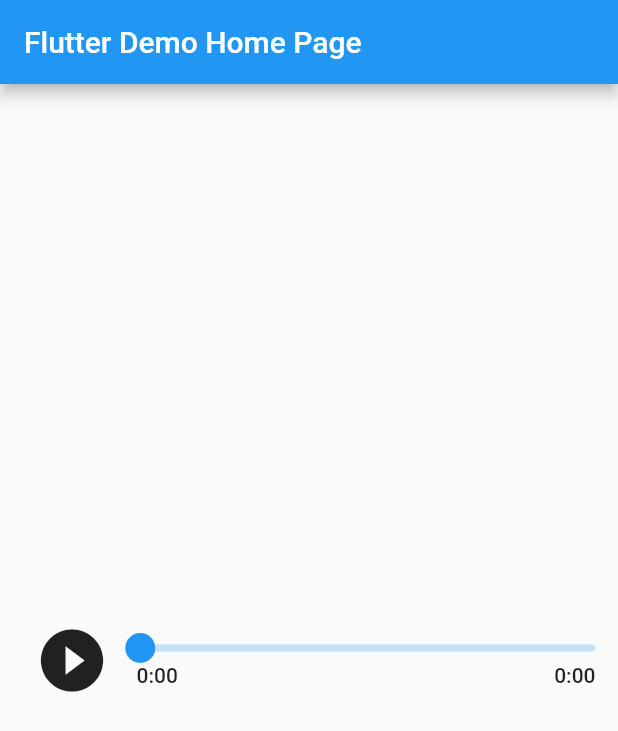
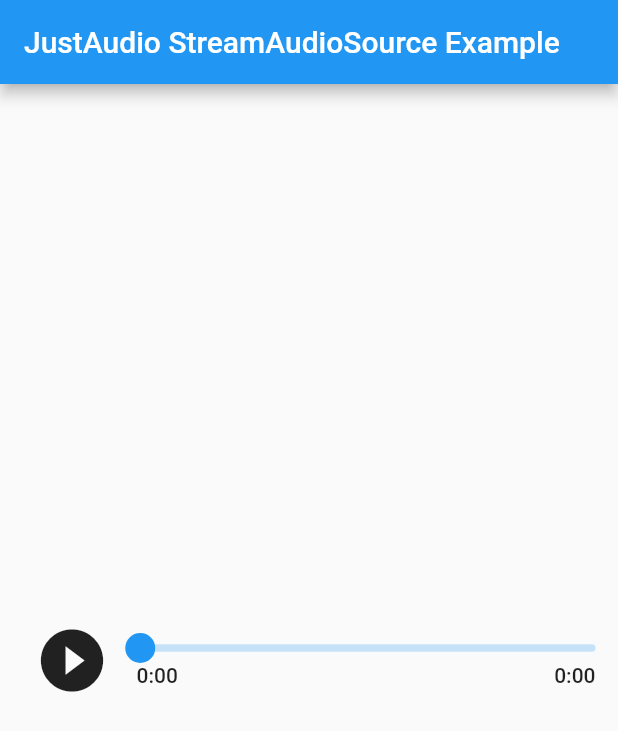
Before and after one commit to rguntha/bytestream, a Flutter app: the MyHomePage screen opened directly, after a tap on the "play circle filled" icon, on a phone screen of 412 x 824 dp. Shown: the top 731 px of the screen. Run offline on Flutter 3.47's test engine with Material 2 defaults, Android fonts, the phone set to English and light mode, and no system bars; drawn by our look-alikes of audio_video_progress_bar; our stand-ins replace just_audio.

Commit message:
Updates based on review comments

```diff
--- a/lib/buffer_audio_source.dart
+++ b/lib/buffer_audio_source.dart
@@ -21,7 +21,8 @@ class BufferAudioSource extends StreamAudioSource {
     print('$start:$end');
 
     Stream<List<int>> stream =
-    Stream.value(List<int>.from(_buffer.skip(start).take(end - start)));
+    // Stream.value(List<int>.from(_buffer.skip(start).take(end - start)));
+    Stream.value(_buffer.sublist(start,end));
     print('**************$start:$end-done. time taken to convert the Uint8List to List<int> ${DateTime.now().millisecondsSinceEpoch - startTime}');
 
     return Future.value(
--- a/lib/main.dart
+++ b/lib/main.dart
@@ -2,6 +2,7 @@ import 'dart:io';
 
 import 'package:audio_video_progress_bar/audio_video_progress_bar.dart';
 import 'package:bytestream/buffer_audio_source.dart';
+import 'package:flutter/foundation.dart';
 import 'package:flutter/material.dart';
 import 'package:flutter/services.dart';
 import 'package:just_audio/just_audio.dart';
@@ -20,18 +21,9 @@ class MyApp extends StatelessWidget {
     return MaterialApp(
       title: 'Flutter Demo',
       theme: ThemeData(
-        // This is the theme of your application.
-        //
-        // Try running your application with "flutter run". You'll see the
-        // application has a blue toolbar. Then, without quitting the app, try
-        // changing the primarySwatch below to Colors.green and then invoke
-        // "hot reload" (press "r" in the console where you ran "flutter run",
-        // or simply save your changes to "hot reload" in a Flutter IDE).
-        // Notice that the counter didn't reset back to zero; the application
-        // is not restarted.
         primarySwatch: Colors.blue,
       ),
-      home: const MyHomePage(title: 'Flutter Demo Home Page'),
+      home: const MyHomePage(title: 'JustAudio StreamAudioSource Example'),
     );
   }
 }
@@ -47,7 +39,8 @@ class MyHomePage extends StatefulWidget {
 
 class _MyHomePageState extends State<MyHomePage> {
 
-  final AudioPlayer _audioPlayerJust = AudioPlayer();
+  final AudioPlayer _audioPlayerJust = AudioPlayer(audioLoadConfiguration: AudioLoadConfiguration(androidLoadControl: AndroidLoadControl(),
+      darwinLoadControl: DarwinLoadControl(preferredForwardBufferDuration: const Duration(seconds: 50))));
 
   final progressNotifier = ValueNotifier<ProgressBarState>(
     ProgressBarState(
@@ -78,20 +71,6 @@ class _MyHomePageState extends State<MyHomePage> {
     print('**************TotalTime: ${playStartTime-startTime}, loadToMemTime: ${loadToMemTime-startTime}, beforeSourceTime: ${beforeSourceTime-loadToMemTime}, afterSourceTime: ${afterSourceTime-beforeSourceTime}, playStartTime: ${playStartTime-afterSourceTime} ')  ;
   }
 
-  _setupFileSource() async{
-    startTime = DateTime.now().millisecondsSinceEpoch;
-    var content = await rootBundle
-        .load("assets/music/rang.mp3");
-    loadToMemTime = DateTime.now().millisecondsSinceEpoch;
-    final directory = await getApplicationDocumentsDirectory();
-    var file = File("${directory.path}/rang.mp3");
-    file.writeAsBytesSync(content.buffer.asUint8List());
-    beforeSourceTime = DateTime.now().millisecondsSinceEpoch;
-    await _audioPlayerJust.setFilePath(file.path);
-    afterSourceTime = DateTime.now().millisecondsSinceEpoch;
-    //I/flutter (14016): TotalTime: 838, loadToMemTime: 68, beforeSourceTime: 129, afterSourceTime: 612, playStartTime: 29
-  }
-
   _setupByteStreamSource() async{
     startTime = DateTime.now().millisecondsSinceEpoch;
 
@@ -114,21 +93,6 @@ class _MyHomePageState extends State<MyHomePage> {
   void _play() async {
     if(_audioPlayerJust.audioSource == null){
       _setupAudioPlayerJust();
-      // await _audioPlayerJust.setAsset('assets/music/rang.mp3');
-
-      /*
-        Getting this error when trying load from assets directly
-        E/AudioPlayer(11944): TYPE_SOURCE: None of the available extractors (Mp3Extractor, FlvExtractor, FlacExtractor, WavExtractor, FragmentedMp4Extractor, Mp4Extractor, AmrExtractor, PsExtractor, OggExtractor, TsExtractor, MatroskaExtractor, AdtsExtractor, Ac3Extractor, Ac4Extractor, JpegExtractor) could read the stream.
-        I/ExoPlayerImpl(11944): Release db921df [ExoPlayerLib/2.15.0] [1901, vivo 1901, vivo, 30] [goog.exo.core]
-       */
-
-      /*
-        Ramesh: Please try one of the below sources at a time, and observe the timings printed from _printTimes method.
-        You will notice that the total time taken to play the song in _setupFileSource is .84 seconds out of which .6 seconds are taken by setFilePath method, where as the total time taken to play
-        the same song in _setupByteStreamSource is 4.5 seconds. Out of which close to 4.4 seconds are taken by the setAudioSource method.
-        Please help in improving the performance of StreamAudioSource.
-       */
-      // await _setupFileSource();
       await _setupByteStreamSource();
     }
     await _audioPlayerJust.play();
```
Also changed, not shown: 3 other files.
